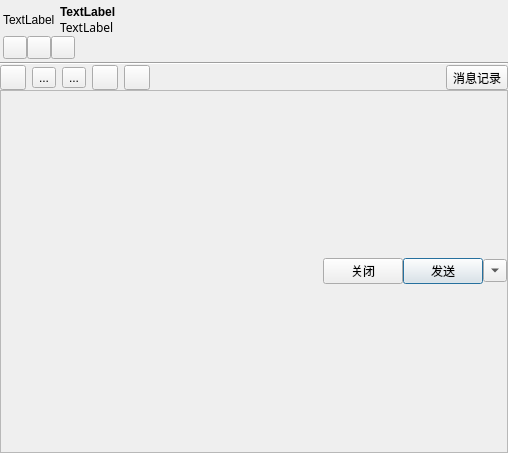
First picture: the form in src/ui/friendchatdlg.ui, repository zhanlangsir/Qtqq, before the edit.
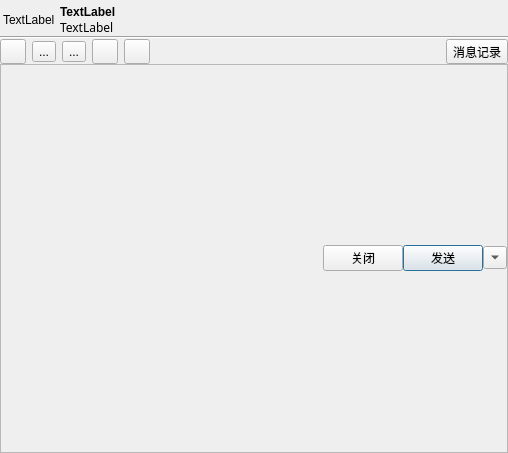
Second picture: the form after the edit. Icons and pictures are not drawn.

Patch:
```diff
--- a/src/ui/friendchatdlg.ui
+++ b/src/ui/friendchatdlg.ui
@@ -92,50 +92,6 @@
      </item>
     </layout>
    </item>
-   <item>
-    <layout class="QHBoxLayout" name="horizontalLayout_2">
-     <property name="leftMargin">
-      <number>3</number>
-     </property>
-     <property name="bottomMargin">
-      <number>3</number>
-     </property>
-     <item>
-      <widget class="QToolButton" name="toolButton">
-       <property name="text">
-        <string/>
-       </property>
-      </widget>
-     </item>
-     <item>
-      <widget class="QToolButton" name="toolButton_2">
-       <property name="text">
-        <string/>
-       </property>
-      </widget>
-     </item>
-     <item>
-      <widget class="QToolButton" name="toolButton_3">
-       <property name="text">
-        <string/>
-       </property>
-      </widget>
-     </item>
-     <item>
-      <spacer name="horizontalSpacer">
-       <property name="orientation">
-        <enum>Qt::Horizontal</enum>
-       </property>
-       <property name="sizeHint" stdset="0">
-        <size>
-         <width>40</width>
-         <height>20</height>
-        </size>
-       </property>
-      </spacer>
-     </item>
-    </layout>
-   </item>
    <item>
     <widget class="Line" name="second_line_">
      <property name="orientation">
```
